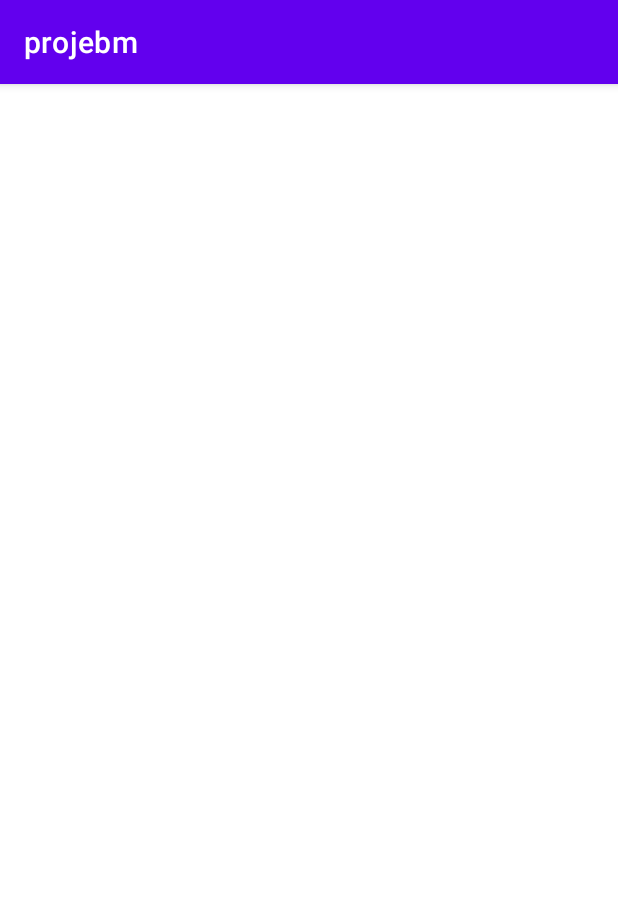
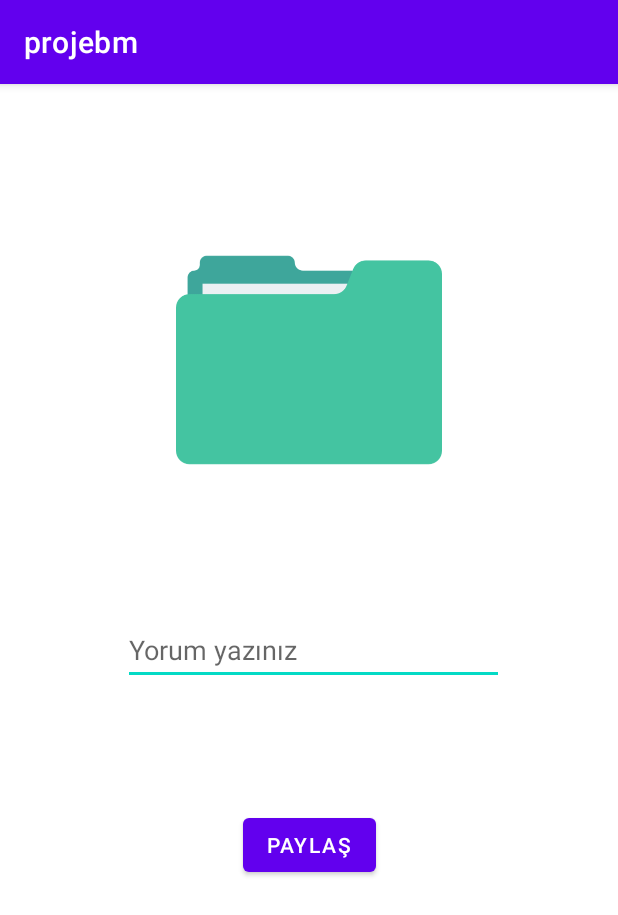
Before and after one commit to kadriyeg/kotlin-noteApp, an Android app: the FotografPaylasmaActivity screen opened directly, with no data from a screen before it, on a phone screen of 412 x 824 dp. Shown: the top 915 px of the screen. Run offline under Robolectric (Android 15) with nearby library versions, the phone set to English and light mode, and no system bars.

Commit message:
fotoğraf paylaşma arayüzleri yapıldı

```diff
--- a/app/src/main/res/layout/activity_fotograf_paylasma.xml
+++ b/app/src/main/res/layout/activity_fotograf_paylasma.xml
@@ -6,4 +6,42 @@
     android:layout_height="match_parent"
     tools:context=".FotografPaylasmaActivity">
 
+    <ImageView
+        android:id="@+id/imageView"
+        android:layout_width="237dp"
+        android:layout_height="177dp"
+        android:layout_marginTop="74dp"
+        android:layout_marginBottom="60dp"
+        android:onClick="gorselSec"
+        app:layout_constraintBottom_toTopOf="@+id/editTextTextPersonName2"
+        app:layout_constraintEnd_toEndOf="parent"
+        app:layout_constraintStart_toStartOf="parent"
+        app:layout_constraintTop_toTopOf="parent"
+        app:srcCompat="@drawable/gorsel" />
+
+    <EditText
+        android:id="@+id/editTextTextPersonName2"
+        android:layout_width="254dp"
+        android:layout_height="46dp"
+        android:layout_marginStart="82dp"
+        android:layout_marginBottom="61dp"
+        android:ems="10"
+        android:hint="Yorum yazınız"
+        android:inputType="textPersonName"
+        app:layout_constraintBottom_toTopOf="@+id/button"
+        app:layout_constraintStart_toStartOf="parent"
+        app:layout_constraintTop_toBottomOf="@+id/imageView" />
+
+    <Button
+        android:id="@+id/button"
+        android:layout_width="wrap_content"
+        android:layout_height="wrap_content"
+        android:layout_marginBottom="215dp"
+        android:onClick="paylas"
+        android:text="Paylaş"
+        app:layout_constraintBottom_toBottomOf="parent"
+        app:layout_constraintEnd_toEndOf="parent"
+        app:layout_constraintStart_toStartOf="parent"
+        app:layout_constraintTop_toBottomOf="@+id/editTextTextPersonName2" />
+
 </androidx.constraintlayout.widget.ConstraintLayout>
```
Also changed, not shown: app/src/main/res/drawable/gorsel.png (added).
